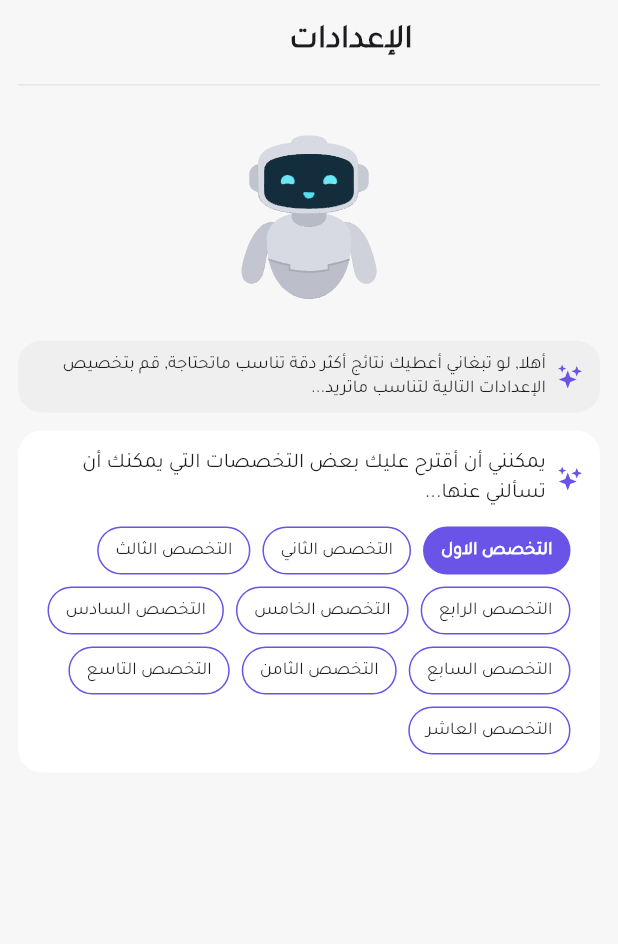
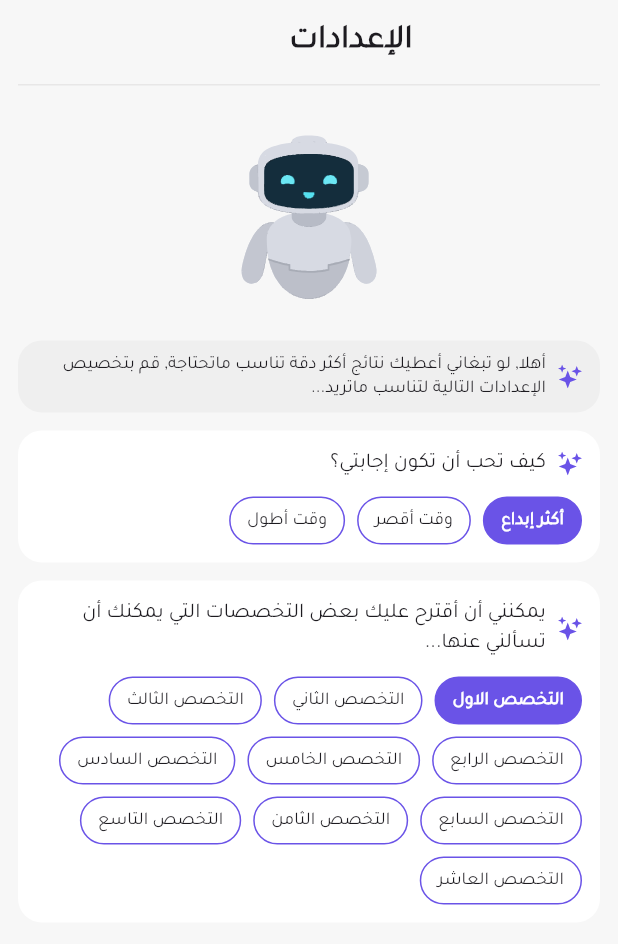
Before and after one commit to Abdullah-Saeed-1100/Fahimak_AI, a Flutter app: the SettingsView screen opened directly, on a phone screen of 412 x 824 dp. Shown: the top 944 px of the screen. Run offline on Flutter 3.47's test engine with Material 3 defaults, Android fonts, the phone set to English and light mode, and no system bars; our stand-ins replace flutter_svg, smooth_page_indicator.

Commit message:
Done Setting Ui

```diff
--- /dev/null
+++ b/lib/core/helper_functions/get_majors_names.dart
@@ -0,0 +1,12 @@
+List<String> getMajorsNames() => [
+  "التخصص الاول",
+  "التخصص الثاني",
+  "التخصص الثالث",
+  "التخصص الرابع",
+  "التخصص الخامس",
+  "التخصص السادس",
+  "التخصص السابع",
+  "التخصص الثامن",
+  "التخصص التاسع",
+  "التخصص العاشر",
+];
--- /dev/null
+++ b/lib/core/helper_functions/get_types_result.dart
@@ -0,0 +1 @@
+List<String> getTypesResult() => ["أكثر إبداع", "وقت أقصر", "وقت أطول"];
--- a/lib/features/settings/widgets/settings_view_body.dart
+++ b/lib/features/settings/widgets/settings_view_body.dart
@@ -4,6 +4,8 @@ import 'package:fahimak_ai/core/utils/app_images.dart';
 import 'package:flutter/material.dart';
 import 'package:flutter_svg/svg.dart';
 
+import '../../../core/helper_functions/get_majors_names.dart';
+import '../../../core/helper_functions/get_types_result.dart';
 import '../../../core/utils/app_colors.dart';
 
 class SettingsViewBody extends StatelessWidget {
@@ -11,7 +13,8 @@ class SettingsViewBody extends StatelessWidget {
 
   @override
   Widget build(BuildContext context) {
-    return Padding(
+    return SingleChildScrollView(
+      child: Padding(
         padding: const EdgeInsets.symmetric(horizontal: 12),
         child: Column(
           crossAxisAlignment: CrossAxisAlignment.stretch,
@@ -26,7 +29,10 @@ class SettingsViewBody extends StatelessWidget {
               ),
 
               child: Padding(
-              padding: const EdgeInsets.symmetric(vertical: 8, horizontal: 12),
+                padding: const EdgeInsets.symmetric(
+                  vertical: 8,
+                  horizontal: 12,
+                ),
                 child: Row(
                   textDirection: TextDirection.rtl,
                   children: [
@@ -44,7 +50,47 @@ class SettingsViewBody extends StatelessWidget {
               ),
             ),
             SizedBox(height: 12),
-          DecoratedBox(
+            CustomizeSettingsWidget(
+              title: "كيف تحب أن تكون إجابتي؟",
+              children: List.generate(
+                getTypesResult().length,
+                (index) => ChipWidget(
+                  name: getTypesResult()[index],
+                  isSelected: index == 0,
+                ),
+              ),
+            ),
+            SizedBox(height: 12),
+            CustomizeSettingsWidget(
+              title:
+                  "يمكنني أن أقترح عليك بعض التخصصات التي يمكنك أن تسألني عنها...",
+              children: List.generate(
+                getMajorsNames().length,
+                (index) => ChipWidget(
+                  name: getMajorsNames()[index],
+                  isSelected: index == 0,
+                ),
+              ),
+            ),
+          ],
+        ),
+      ),
+    );
+  }
+}
+
+class CustomizeSettingsWidget extends StatelessWidget {
+  final String title;
+  final List<Widget> children;
+  const CustomizeSettingsWidget({
+    super.key,
+    required this.title,
+    required this.children,
+  });
+
+  @override
+  Widget build(BuildContext context) {
+    return DecoratedBox(
       decoration: BoxDecoration(
         color: Colors.white,
         borderRadius: BorderRadius.circular(16),
@@ -53,6 +99,8 @@ class SettingsViewBody extends StatelessWidget {
       child: Padding(
         padding: const EdgeInsets.symmetric(vertical: 12, horizontal: 12),
         child: Column(
+          textDirection: TextDirection.rtl,
+          crossAxisAlignment: CrossAxisAlignment.start,
           children: [
             Row(
               textDirection: TextDirection.rtl,
@@ -61,7 +109,7 @@ class SettingsViewBody extends StatelessWidget {
                 const SizedBox(width: 8),
                 Expanded(
                   child: Text(
-                          "يمكنني أن أقترح عليك بعض التخصصات التي يمكنك أن تسألني عنها...",
+                    title,
                     textDirection: TextDirection.rtl,
                     style: Theme.of(context).textTheme.bodyMedium,
                   ),
@@ -71,43 +119,22 @@ class SettingsViewBody extends StatelessWidget {
             SizedBox(height: 12),
             Wrap(
               textDirection: TextDirection.rtl,
+              alignment: WrapAlignment.start,
               spacing: 8,
               runSpacing: 8,
-                    children: List.generate(
-                      majors().length,
-                      (index) => ChipMajorWidget(
-                        nameMajor: majors()[index],
-                        isSelected: index == 0,
-                      ),
-                    ),
+              children: children,
             ),
           ],
         ),
       ),
-          ),
-        ],
-      ),
     );
   }
-
-  List<String> majors() => [
-    "التخصص الاول",
-    "التخصص الثاني",
-    "التخصص الثالث",
-    "التخصص الرابع",
-    "التخصص الخامس",
-    "التخصص السادس",
-    "التخصص السابع",
-    "التخصص الثامن",
-    "التخصص التاسع",
-    "التخصص العاشر",
-  ];
 }
 
-class ChipMajorWidget extends StatelessWidget {
-  final String nameMajor;
+class ChipWidget extends StatelessWidget {
+  final String name;
   final bool? isSelected;
-  const ChipMajorWidget({super.key, this.isSelected, required this.nameMajor});
+  const ChipWidget({super.key, this.isSelected, required this.name});
 
   @override
   Widget build(BuildContext context) {
@@ -120,7 +147,7 @@ class ChipMajorWidget extends StatelessWidget {
       child: Padding(
         padding: const EdgeInsets.symmetric(vertical: 8, horizontal: 12),
         child: Text(
-          nameMajor,
+          name,
           style: Theme.of(context).textTheme.bodySmall?.copyWith(
             color: isSelected == true ? Colors.white : null,
             fontWeight: isSelected == true ? FontWeight.bold : null,
```
Lines whose indentation alone changed are shown as unchanged.
